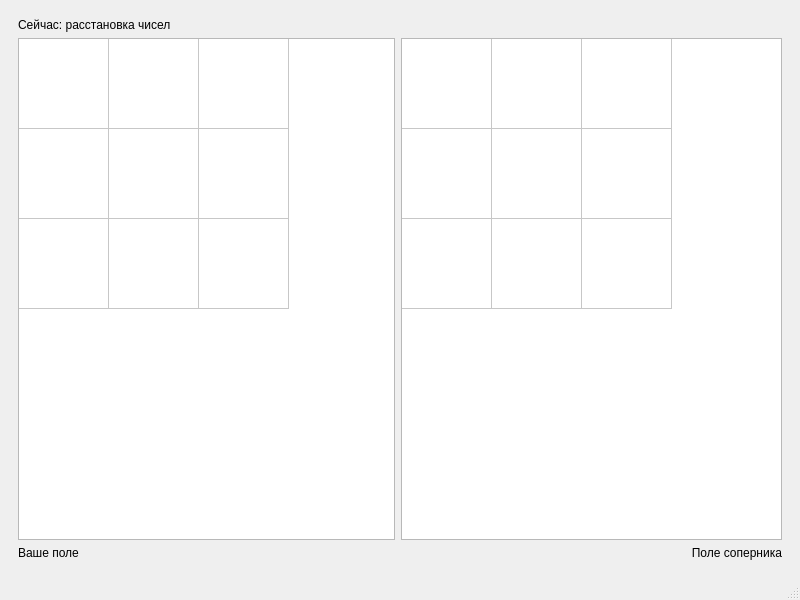
This is mainwindow.ui in timohahaa/ETU_term2_OOP_term_project as Qt 5 draws it before an edit. The edited form follows.
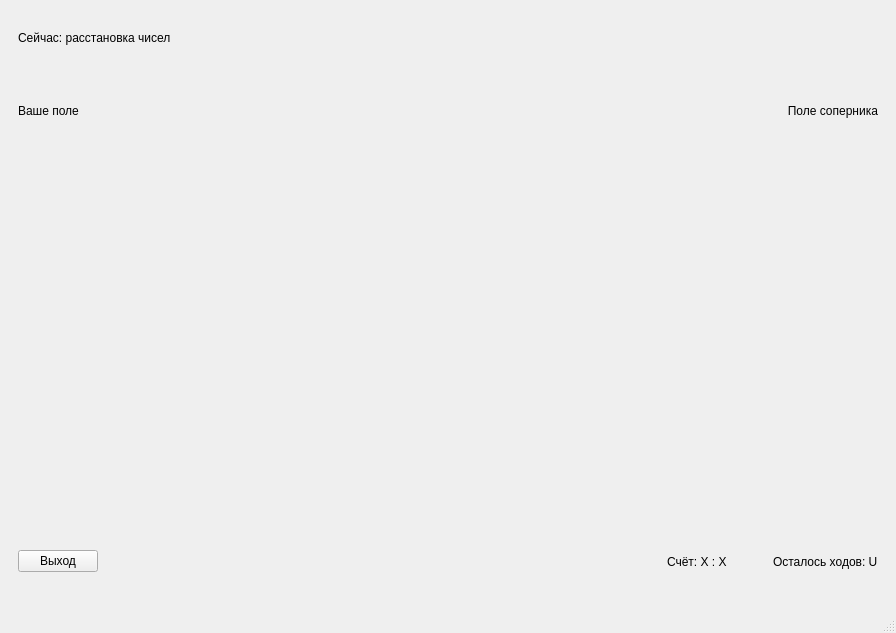
This is the edited form. Icons and pictures are not drawn. Custom widgets are drawn as their Qt base class.

Patch:
```diff
--- a/mainwindow.ui
+++ b/mainwindow.ui
@@ -6,8 +6,8 @@
    <rect>
     <x>0</x>
     <y>0</y>
-    <width>800</width>
-    <height>600</height>
+    <width>896</width>
+    <height>633</height>
    </rect>
   </property>
   <property name="windowTitle">
@@ -526,154 +526,217 @@
       </widget>
       <widget class="QWidget" name="gamePage">
        <layout class="QGridLayout" name="gridLayout_5">
-        <item row="0" column="0">
-         <layout class="QHBoxLayout" name="horizontalLayout_8">
-          <item>
-           <widget class="QLabel" name="label_9">
-            <property name="text">
-             <string>Сейчас: расстановка чисел</string>
-            </property>
-           </widget>
-          </item>
-         </layout>
-        </item>
-        <item row="1" column="3">
-         <layout class="QHBoxLayout" name="horizontalLayout_5">
-          <item>
-           <widget class="QTableWidget" name="tableWidget_2">
-            <attribute name="horizontalHeaderVisible">
-             <bool>false</bool>
-            </attribute>
-            <attribute name="horizontalHeaderDefaultSectionSize">
-             <number>90</number>
-            </attribute>
-            <attribute name="verticalHeaderVisible">
-             <bool>false</bool>
-            </attribute>
-            <attribute name="verticalHeaderMinimumSectionSize">
-             <number>20</number>
-            </attribute>
-            <attribute name="verticalHeaderDefaultSectionSize">
-             <number>90</number>
-            </attribute>
-            <row>
-             <property name="text">
-              <string>Новая строка</string>
-             </property>
-            </row>
-            <row>
-             <property name="text">
-              <string>Новая строка</string>
-             </property>
-            </row>
-            <row>
-             <property name="text">
-              <string>Новая строка</string>
-             </property>
-            </row>
-            <column>
-             <property name="text">
-              <string>Новый столбец</string>
-             </property>
-            </column>
-            <column>
-             <property name="text">
-              <string>Новый столбец</string>
-             </property>
-            </column>
-            <column>
-             <property name="text">
-              <string>Новый столбец</string>
-             </property>
-            </column>
-           </widget>
-          </item>
-         </layout>
-        </item>
         <item row="1" column="0">
          <layout class="QVBoxLayout" name="verticalLayout_5">
           <item>
-           <widget class="QTableWidget" name="tableWidget">
-            <property name="maximumSize">
-             <size>
-              <width>377</width>
-              <height>16777215</height>
-             </size>
-            </property>
-            <property name="gridStyle">
-             <enum>Qt::SolidLine</enum>
-            </property>
-            <attribute name="horizontalHeaderVisible">
-             <bool>false</bool>
-            </attribute>
-            <attribute name="horizontalHeaderCascadingSectionResizes">
-             <bool>false</bool>
-            </attribute>
-            <attribute name="horizontalHeaderDefaultSectionSize">
-             <number>90</number>
-            </attribute>
-            <attribute name="horizontalHeaderStretchLastSection">
-             <bool>false</bool>
-            </attribute>
-            <attribute name="verticalHeaderVisible">
-             <bool>false</bool>
-            </attribute>
-            <attribute name="verticalHeaderMinimumSectionSize">
-             <number>35</number>
-            </attribute>
-            <attribute name="verticalHeaderDefaultSectionSize">
-             <number>90</number>
-            </attribute>
-            <row>
-             <property name="text">
-              <string>Новая строка</string>
-             </property>
-            </row>
-            <row>
-             <property name="text">
-              <string>Новая строка</string>
-             </property>
-            </row>
-            <row>
-             <property name="text">
-              <string>Новая строка</string>
-             </property>
-            </row>
-            <column>
-             <property name="text">
-              <string>Новый столбец</string>
-             </property>
-            </column>
-            <column>
-             <property name="text">
-              <string>Новый столбец</string>
-             </property>
-            </column>
-            <column>
-             <property name="text">
-              <string>Новый столбец</string>
-             </property>
-            </column>
-           </widget>
+           <layout class="QHBoxLayout" name="horizontalLayout_5">
+            <item>
+             <widget class="QLabel" name="label_9">
+              <property name="maximumSize">
+               <size>
+                <width>16777215</width>
+                <height>40</height>
+               </size>
+              </property>
+              <property name="text">
+               <string>Сейчас: расстановка чисел</string>
+              </property>
+             </widget>
+            </item>
+            <item>
+             <spacer name="horizontalSpacer_10">
+              <property name="orientation">
+               <enum>Qt::Horizontal</enum>
+              </property>
+              <property name="sizeType">
+               <enum>QSizePolicy::Expanding</enum>
+              </property>
+              <property name="sizeHint" stdset="0">
+               <size>
+                <width>40</width>
+                <height>40</height>
+               </size>
+              </property>
+             </spacer>
+            </item>
+           </layout>
+          </item>
+          <item>
+           <layout class="QHBoxLayout" name="horizontalLayout_7">
+            <item>
+             <layout class="QVBoxLayout" name="verticalLayout_6">
+              <item>
+               <spacer name="verticalSpacer_12">
+                <property name="orientation">
+                 <enum>Qt::Vertical</enum>
+                </property>
+                <property name="sizeType">
+                 <enum>QSizePolicy::Minimum</enum>
+                </property>
+                <property name="sizeHint" stdset="0">
+                 <size>
+                  <width>20</width>
+                  <height>40</height>
+                 </size>
+                </property>
+               </spacer>
+              </item>
+              <item>
+               <widget class="QLabel" name="yourfieldlabel">
+                <property name="sizePolicy">
+                 <sizepolicy hsizetype="Preferred" vsizetype="Fixed">
+                  <horstretch>0</horstretch>
+                  <verstretch>0</verstretch>
+                 </sizepolicy>
+                </property>
+                <property name="text">
+                 <string>Ваше поле</string>
+                </property>
+               </widget>
+              </item>
+              <item>
+               <widget class="QFieldWidget" name="field1" native="true">
+                <property name="sizePolicy">
+                 <sizepolicy hsizetype="Fixed" vsizetype="Fixed">
+                  <horstretch>0</horstretch>
+                  <verstretch>0</verstretch>
+                 </sizepolicy>
+                </property>
+                <property name="minimumSize">
+                 <size>
+                  <width>400</width>
+                  <height>400</height>
+                 </size>
+                </property>
+               </widget>
+              </item>
+             </layout>
+            </item>
+            <item>
+             <spacer name="horizontalSpacer_11">
+              <property name="orientation">
+               <enum>Qt::Horizontal</enum>
+              </property>
+              <property name="sizeType">
+               <enum>QSizePolicy::MinimumExpanding</enum>
+              </property>
+              <property name="sizeHint" stdset="0">
+               <size>
+                <width>40</width>
+                <height>20</height>
+               </size>
+              </property>
+             </spacer>
+            </item>
+            <item>
+             <layout class="QVBoxLayout" name="opponentlayout">
+              <item>
+               <spacer name="verticalSpacer_13">
+                <property name="orientation">
+                 <enum>Qt::Vertical</enum>
+                </property>
+                <property name="sizeType">
+                 <enum>QSizePolicy::Minimum</enum>
+                </property>
+                <property name="sizeHint" stdset="0">
+                 <size>
+                  <width>20</width>
+                  <height>40</height>
+                 </size>
+                </property>
+               </spacer>
+              </item>
+              <item>
+               <widget class="QLabel" name="opponentfieldlabel">
+                <property name="sizePolicy">
+                 <sizepolicy hsizetype="Preferred" vsizetype="Fixed">
+                  <horstretch>0</horstretch>
+                  <verstretch>0</verstretch>
+                 </sizepolicy>
+                </property>
+                <property name="text">
+                 <string>Поле соперника</string>
+                </property>
+                <property name="alignment">
+                 <set>Qt::AlignRight|Qt::AlignTrailing|Qt::AlignVCenter</set>
+                </property>
+               </widget>
+              </item>
+              <item>
+               <widget class="QFieldWidget" name="field2" native="true">
+                <property name="sizePolicy">
+                 <sizepolicy hsizetype="Fixed" vsizetype="Fixed">
+                  <horstretch>0</horstretch>
+                  <verstretch>0</verstretch>
+                 </sizepolicy>
+                </property>
+                <property name="minimumSize">
+                 <size>
+                  <width>400</width>
+                  <height>400</height>
+                 </size>
+                </property>
+               </widget>
+              </item>
+             </layout>
+            </item>
+           </layout>
           </item>
          </layout>
         </item>
         <item row="2" column="0">
-         <widget class="QLabel" name="label_10">
-          <property name="text">
-           <string>Ваше поле</string>
-          </property>
-         </widget>
-        </item>
-        <item row="2" column="3">
-         <widget class="QLabel" name="label_11">
-          <property name="text">
-           <string>Поле соперника</string>
-          </property>
-          <property name="alignment">
-           <set>Qt::AlignRight|Qt::AlignTrailing|Qt::AlignVCenter</set>
-          </property>
-         </widget>
+         <layout class="QHBoxLayout" name="horizontalLayout_8">
+          <item>
+           <widget class="QPushButton" name="leave_button">
+            <property name="text">
+             <string>Выход</string>
+            </property>
+           </widget>
+          </item>
+          <item>
+           <spacer name="horizontalSpacer_12">
+            <property name="orientation">
+             <enum>Qt::Horizontal</enum>
+            </property>
+            <property name="sizeHint" stdset="0">
+             <size>
+              <width>40</width>
+              <height>20</height>
+             </size>
+            </property>
+           </spacer>
+          </item>
+          <item>
+           <widget class="QLabel" name="scores_label">
+            <property name="text">
+             <string>Счёт: X : X</string>
+            </property>
+           </widget>
+          </item>
+          <item>
+           <spacer name="horizontalSpacer_13">
+            <property name="orientation">
+             <enum>Qt::Horizontal</enum>
+            </property>
+            <property name="sizeType">
+             <enum>QSizePolicy::Minimum</enum>
+            </property>
+            <property name="sizeHint" stdset="0">
+             <size>
+              <width>40</width>
+              <height>20</height>
+             </size>
+            </property>
+           </spacer>
+          </item>
+          <item>
+           <widget class="QLabel" name="turns_left_label">
+            <property name="text">
+             <string>Осталось ходов: U</string>
+            </property>
+           </widget>
+          </item>
+         </layout>
         </item>
        </layout>
       </widget>
@@ -693,6 +756,16 @@
   </widget>
   <widget class="QStatusBar" name="statusbar"/>
  </widget>
- <resources/>
+ <customwidgets>
+  <customwidget>
+   <class>QFieldWidget</class>
+   <extends>QWidget</extends>
+   <header>ui/qfieldwidget.h</header>
+   <container>1</container>
+  </customwidget>
+ </customwidgets>
+ <resources>
+  <include location="resources.qrc"/>
+ </resources>
  <connections/>
 </ui>
```
Left out of the diff: 172 changed lines with no effect on the pictures.
